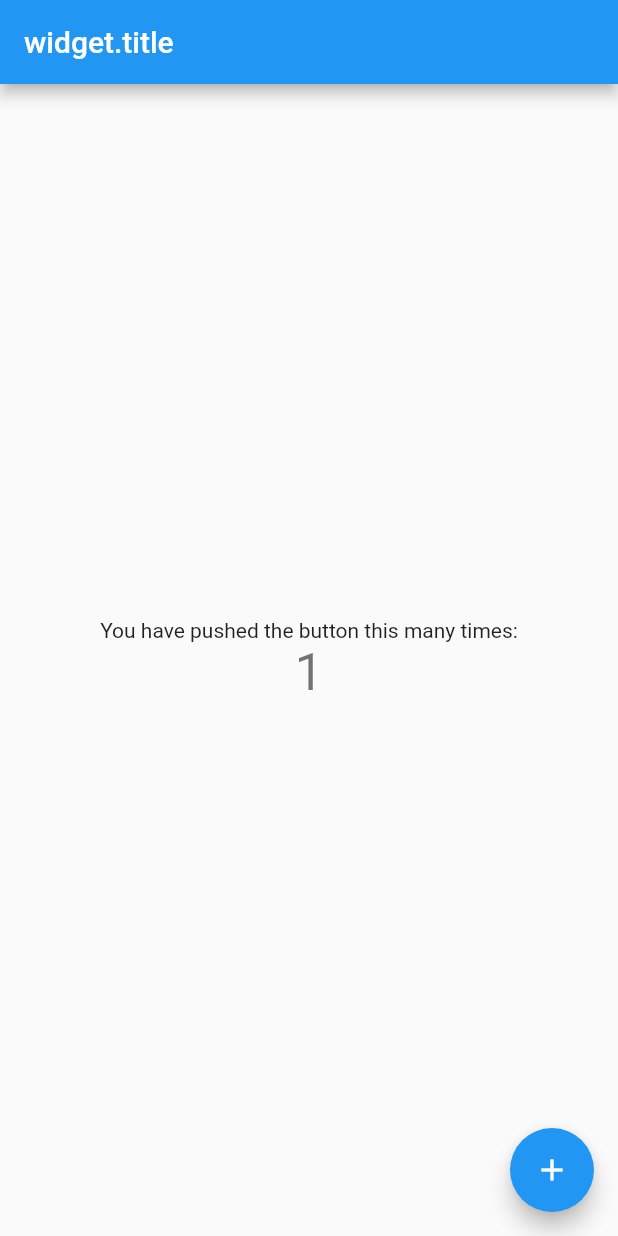
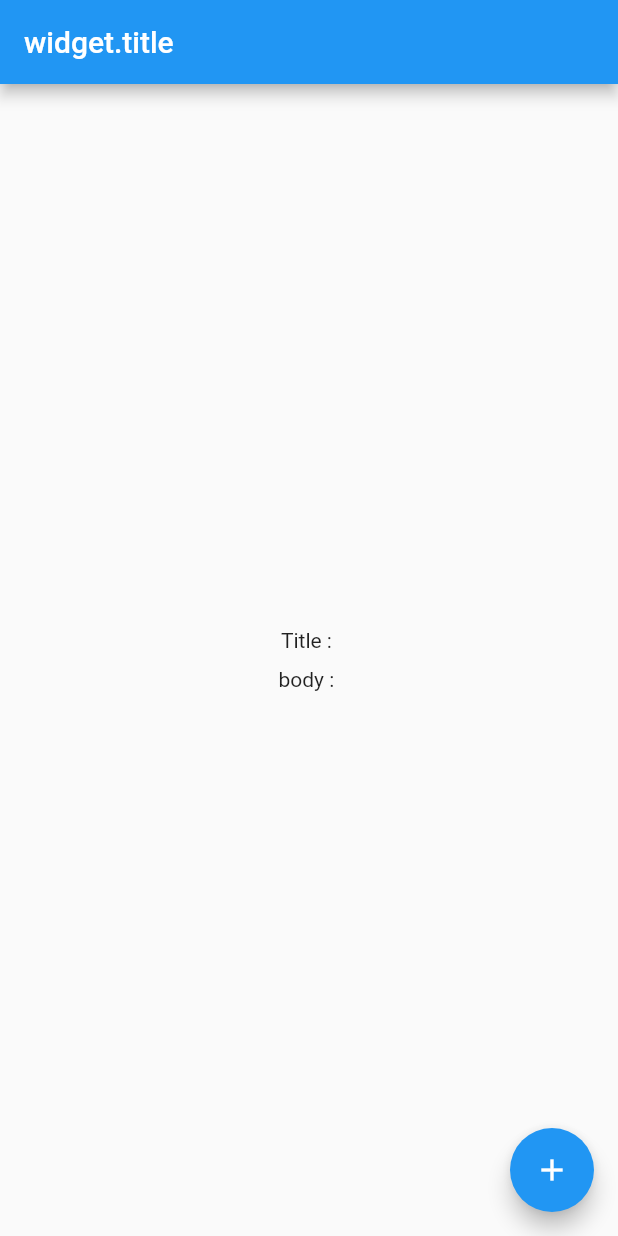
Before and after one commit to shawon1fb/coord_from_map_demo, a Flutter app: the screen it shows after launch, after a tap on the "add" icon, on a phone screen of 412 x 824 dp. Run offline on Flutter 3.47's test engine with Material 2 defaults, Android fonts, the phone set to English and light mode, and no system bars; our stand-ins replace cloud_firestore, device_info_plus, firebase_core, firebase_messaging, flutter_local_notifications, flutter_screenutil and 3 more; missing offline and left inert: dart_ipify; accounts and stored records are empty.

Commit message:
normal map4

```diff
--- /dev/null
+++ b/lib/device_model.dart
@@ -0,0 +1,146 @@
+import 'dart:io';
+
+import 'package:cloud_firestore/cloud_firestore.dart';
+import 'package:dart_ipify/dart_ipify.dart';
+import 'package:device_info_plus/device_info_plus.dart';
+
+class DeviceModel {
+  static DeviceModel? _instance = DeviceModel._();
+
+  DeviceModel._();
+
+  static DeviceModel get getInstance => _instance ??= DeviceModel._();
+
+  String? deviceId;
+  String? deviceModel;
+  bool? active;
+  bool? block;
+
+  String? fcmToken;
+
+  ///network
+  String? internalIp4;
+  String? internalIp6;
+
+  DeviceModel({
+    this.deviceId,
+    this.deviceModel,
+    this.active = false,
+    this.block = false,
+    this.fcmToken,
+  });
+
+  Map<String, dynamic> toJson() {
+    Map<String, dynamic> map = Map();
+    map['deviceId'] = deviceId;
+    map['deviceModel'] = deviceModel;
+    map['active'] = active ?? false;
+    map['block'] = block ?? false;
+    map['fcmToken'] = fcmToken ?? "";
+
+    map['internalIp4'] = internalIp4 ?? "";
+    map['internalIp6'] = internalIp6 ?? "";
+    return map;
+  }
+
+  setActive() {
+    active = true;
+  }
+
+  setDeActive() {
+    active = false;
+  }
+
+  setBlock() {
+    block = true;
+  }
+
+  setUnBlock() {
+    block = false;
+  }
+
+  fromJson(Map<String, dynamic> map) {
+    deviceId = map['deviceId'];
+    deviceModel = map['deviceModel'];
+    active = map['active'];
+    block = map['block'];
+    fcmToken = map['fcmToken'];
+
+    internalIp4 = map['internalIp4'];
+    internalIp6 = map['internalIp6'];
+  }
+
+  fromSnapShort(DocumentSnapshot map) {
+    deviceId = map.get('deviceId');
+    deviceModel = map.get('deviceModel');
+    active = map.get('active');
+    block = map.get('block');
+    fcmToken = map.get('fcmToken');
+
+    internalIp4 = map.get('internalIp4');
+    internalIp6 = map.get('internalIp6');
+  }
+
+  getInfo(token) async {
+    this.fcmToken = token;
+    await _getDeviceInfo();
+    await _getNetworkInfo();
+  }
+
+  _getNetworkInfo() async {
+    internalIp4 = await Ipify.ipv4();
+    internalIp6 = await Ipify.ipv64();
+  }
+
+  _getDeviceInfo() async {
+    DeviceInfoPlugin deviceInfo = DeviceInfoPlugin();
+    print("getDeviceInfo ---");
+    try {
+      if (Platform.isIOS) {
+        IosDeviceInfo iosInfo = await deviceInfo.iosInfo;
+        print('Running on ${iosInfo.identifierForVendor}');
+        print('Running on ${iosInfo.utsname.machine}');
+        deviceId = iosInfo.identifierForVendor;
+        deviceModel = iosInfo.utsname.machine;
+        return;
+      }
+      if (Platform.isAndroid) {
+        AndroidDeviceInfo androidInfo = await deviceInfo.androidInfo;
+        print('model on ${androidInfo.model}');
+        print('androidId on ${androidInfo.androidId}');
+        deviceId = androidInfo.androidId;
+        deviceModel = androidInfo.model;
+        return;
+      }
+    } catch (e, t) {
+      print(e);
+      print(t);
+    }
+  }
+
+  static const collectionPath = "all_device_info";
+
+  saveDataToFireBase() async {
+    await FirebaseFirestore.instance
+        .collection(collectionPath)
+        .doc(this.deviceId)
+        .set(toJson());
+  }
+
+  getDataFromFireBase() async {
+    try {
+      await getInfo("");
+      DocumentSnapshot qt = await FirebaseFirestore.instance
+          .collection(collectionPath)
+          .doc(this.deviceId)
+          .get();
+
+      if (qt.exists) {
+        fromSnapShort(qt);
+      }
+    } catch (e, t) {
+      print(e);
+      print(t);
+    }
+  }
+}
--- a/lib/main.dart
+++ b/lib/main.dart
@@ -1,3 +1,7 @@
+// import 'package:firebase_core/firebase_core.dart';
+// import 'package:firebase_messaging/firebase_messaging.dart';
+import 'dart:typed_data';
+
 import 'package:firebase_core/firebase_core.dart';
 import 'package:firebase_messaging/firebase_messaging.dart';
 import 'package:flutter/material.dart';
@@ -7,9 +11,12 @@ import 'package:flutter_local_notifications/flutter_local_notifications.dart';
 import 'package:flutter_screenutil/flutter_screenutil.dart';
 import 'package:get/get.dart';
 
+import 'device_model.dart';
+import 'firestore_model.dart';
+
 const AndroidNotificationChannel channel = AndroidNotificationChannel(
-    'high_importance_channel', // id
-    'High Importance Notifications', // title
+    'high_importance_channel1', // id
+    'High Importance Notifications1', // title
     'This channel is used for important notifications.', // description
     importance: Importance.high,
     playSound: true);
@@ -20,24 +27,96 @@ final FlutterLocalNotificationsPlugin flutterLocalNotificationsPlugin =
 Future<void> _firebaseMessagingBackgroundHandler(RemoteMessage message) async {
   await Firebase.initializeApp();
   print('A bg message just showed up :  ${message.messageId}');
+  RemoteNotification? notification = message.notification;
+  AndroidNotification? android = message.notification?.android;
+  if (notification != null && android != null) {
+    title = notification.title ?? "";
+    body = notification.body ?? "";
+
+    flutterLocalNotificationsPlugin.show(
+        notification.hashCode,
+        notification.title,
+        notification.body,
+        NotificationDetails(
+
+
+          android: AndroidNotificationDetails(
+            // channelId ?? 'your channel id',
+            'your channel id',
+            'your channel name',
+            'your channel description',
+            sound: RawResourceAndroidNotificationSound('sound'),
+            autoCancel: false,
+            playSound: true,
+            enableVibration: true,
+            ledOnMs: 1,
+            ledOffMs: 1,
+
+            priority: Priority.high,
+            importance: Importance.max,
+            color: Color(0xff198C5F),
+            // ledColor: Colors.green,
+
+            icon: "app_icon_4",
+            //icon: "food",
+            // largeIcon: DrawableResourceAndroidBitmap("logoramadan"),
+            // ongoing: true,
+          ),
+        ));
+  }
 }
-
+String title = "";
+String body = "";
 void main() async {
   WidgetsFlutterBinding.ensureInitialized();
   await Firebase.initializeApp();
-  FirebaseMessaging.onBackgroundMessage(_firebaseMessagingBackgroundHandler);
 
   await flutterLocalNotificationsPlugin
       .resolvePlatformSpecificImplementation<
           AndroidFlutterLocalNotificationsPlugin>()
       ?.createNotificationChannel(channel);
 
+  FirebaseMessaging.onBackgroundMessage(_firebaseMessagingBackgroundHandler);
+
   await FirebaseMessaging.instance.setForegroundNotificationPresentationOptions(
     alert: true,
     badge: true,
     sound: true,
   );
+
+ await init();
   runApp(MyApp());
+}
+
+
+Future<void> init() async {
+  final AndroidInitializationSettings initializationSettingsAndroid =
+  AndroidInitializationSettings('app_icon_4');
+
+  final IOSInitializationSettings initializationSettingsIOS =
+  IOSInitializationSettings(
+    requestSoundPermission: false,
+    requestBadgePermission: false,
+    requestAlertPermission: false,
+
+  );
+
+  final InitializationSettings initializationSettings =
+  InitializationSettings(
+      android: initializationSettingsAndroid,
+      iOS: initializationSettingsIOS,
+      macOS: null);
+
+  await flutterLocalNotificationsPlugin.initialize(initializationSettings,
+      onSelectNotification: selectNotification);
+}
+
+
+Future selectNotification(String? payload) async {
+  //Handle notification tapped logic here
+
+  print("local notification payload");
+  print(payload);
 }
 
 class MyApp extends StatelessWidget {
@@ -71,26 +150,80 @@ class MyHomePage extends StatefulWidget {
 class _MyHomePageState extends State<MyHomePage> {
   int _counter = 0;
 
+  getToken() {
+    FirebaseMessaging messaging = FirebaseMessaging.instance;
+    messaging.getToken().then((value) async {
+      print("fcmToken:=> $value");
+      await DeviceModel.getInstance.getInfo(value);
+      await DeviceModel.getInstance.saveDataToFireBase();
+    });
+  }
+
+
+
+  getNotification() async {
+    NotificationAppLaunchDetails? d =
+        await flutterLocalNotificationsPlugin.getNotificationAppLaunchDetails();
+    print(d);
+  }
+
+  Future<void> showInsistentNotification() async {
+    const int insistentFlag = 4;
+    final AndroidNotificationDetails androidPlatformChannelSpecifics =
+        AndroidNotificationDetails(
+            "channel_id", 'Channel Name', "Channel Description",
+            importance: Importance.max,
+            priority: Priority.high,
+            ticker: "ticker",
+            additionalFlags: Int32List.fromList(<int>[insistentFlag]));
+    final NotificationDetails notificationDetails =
+        NotificationDetails(android: androidPlatformChannelSpecifics);
+    await flutterLocalNotificationsPlugin.show(0, 'Flutter Local Notification',
+        'Flutter Insistent Notification', notificationDetails,
+        payload: 'Destination Screen(Insistent Notification)');
+  }
+
   @override
   void initState() {
     super.initState();
+    getNotification();
+    getToken();
     FirebaseMessaging.onMessage.listen((RemoteMessage message) {
       print('onMessage');
       RemoteNotification? notification = message.notification;
       AndroidNotification? android = message.notification?.android;
+
       if (notification != null && android != null) {
+        title = notification.title ?? "";
+        body = notification.body ?? "";
+        if (mounted) setState(() {});
+
         flutterLocalNotificationsPlugin.show(
             notification.hashCode,
             notification.title,
             notification.body,
             NotificationDetails(
               android: AndroidNotificationDetails(
-                channel.id,
-                channel.name,
-                channel.description,
-                color: Colors.blue,
+                // channelId ?? 'your channel id',
+                'your channel id',
+                'your channel name',
+                'your channel description',
+                sound: RawResourceAndroidNotificationSound('sound'),
+                autoCancel: false,
                 playSound: true,
-                icon: '@mipmap/ic_launcher',
+                enableVibration: true,
+                ledOnMs: 1,
+                ledOffMs: 1,
+
+                priority: Priority.high,
+                importance: Importance.max,
+                color: Color(0xff198C5F),
+                // ledColor: Colors.green,
+
+                icon: "app_icon_4",
+                //icon: "food",
+                // largeIcon: DrawableResourceAndroidBitmap("logoramadan"),
+                // ongoing: true,
               ),
             ));
       }
@@ -101,6 +234,10 @@ class _MyHomePageState extends State<MyHomePage> {
       RemoteNotification? notification = message.notification;
       AndroidNotification? android = message.notification?.android;
       if (notification != null && android != null) {
+        title = notification.title ?? "";
+        body = notification.body ?? "";
+        if (mounted) setState(() {});
+
         showDialog(
             context: context,
             builder: (_) {
@@ -124,15 +261,31 @@ class _MyHomePageState extends State<MyHomePage> {
     });
     flutterLocalNotificationsPlugin.show(
       0,
-      "Testing $_counter",
+      "Testing s  $_counter",
       "How you doin ?",
       NotificationDetails(
         android: AndroidNotificationDetails(
-            channel.id, channel.name, channel.description,
-            importance: Importance.high,
-            color: Colors.blue,
-            playSound: true,
-            icon: '@mipmap/ic_launcher'),
+          // channelId ?? 'your channel id',
+          'your channel id',
+          'your channel name',
+          'your channel description',
+          sound: RawResourceAndroidNotificationSound('sound'),
+          autoCancel: false,
+          playSound: true,
+          enableVibration: true,
+          ledOnMs: 1,
+          ledOffMs: 1,
+
+          priority: Priority.high,
+          importance: Importance.max,
+          color: Color(0xff198C5F),
+          // ledColor: Colors.green,
+
+          icon: "app_icon_4",
+          //icon: "food",
+          // largeIcon: DrawableResourceAndroidBitmap("logoramadan"),
+          // ongoing: true,
+        ),
       ),
     );
   }
@@ -148,17 +301,23 @@ class _MyHomePageState extends State<MyHomePage> {
           mainAxisAlignment: MainAxisAlignment.center,
           children: <Widget>[
             Text(
-              'You have pushed the button this many times:',
+            "Title : "+  title,
+            ),
+            SizedBox(
+              height: 10,
             ),
             Text(
-              '$_counter',
-              style: Theme.of(context).textTheme.headline4,
+             "body : "+ body,
+              style: TextStyle(
+                fontWeight: FontWeight.normal,
+                fontSize: 14.0,
+              ),
             ),
           ],
         ),
       ),
       floatingActionButton: FloatingActionButton(
-        onPressed: showNotification,
+        onPressed: showInsistentNotification,
         tooltip: 'Increment',
         child: Icon(Icons.add),
       ),
```
Also changed, not shown: lib/firestore_model.dart (added, +17 -0 lines), pubspec.yaml (+8 -2 lines), pubspec.lock, 11 other files.
